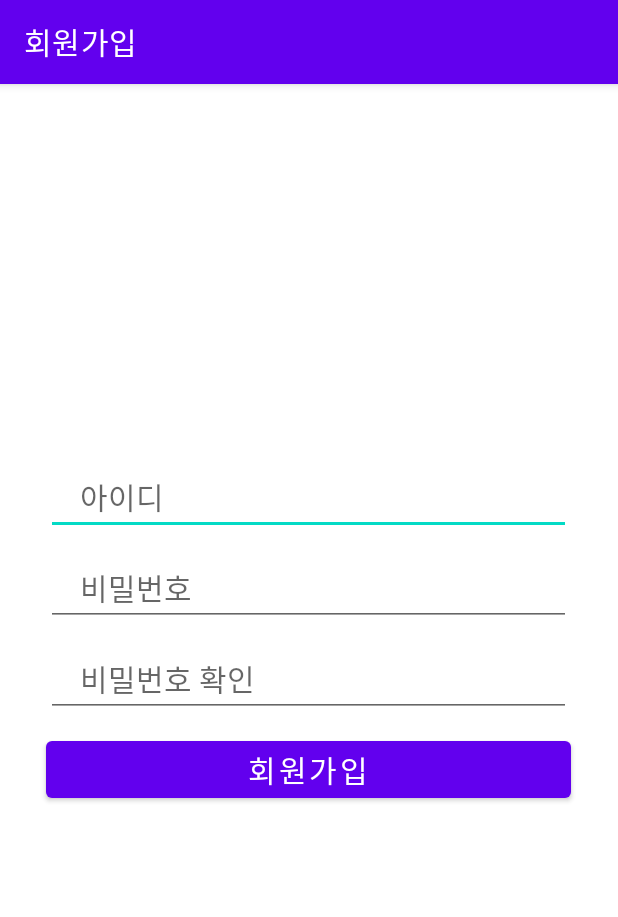
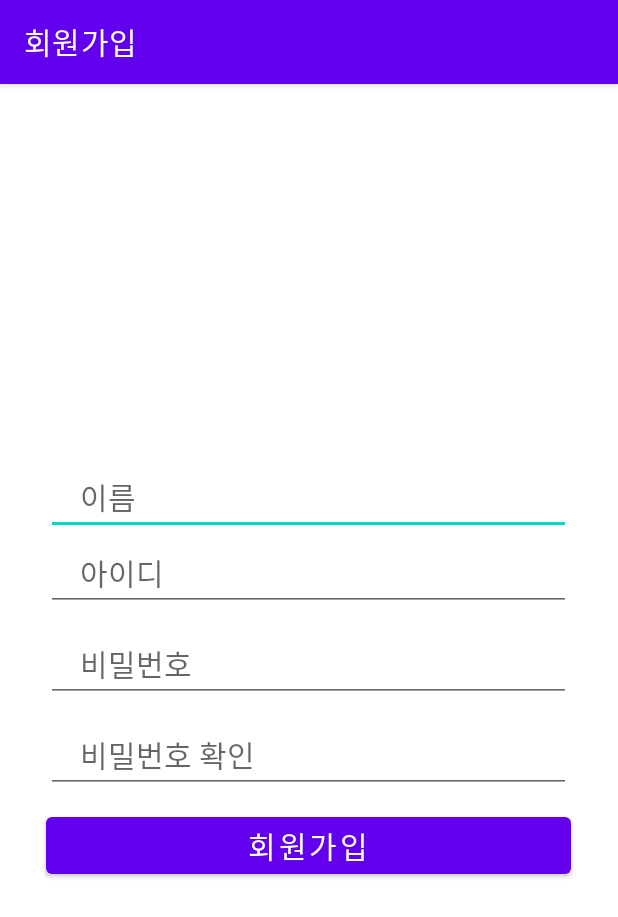
Before and after one commit to osmin625/secretstock, an Android app: the Regist screen opened directly, with no data from a screen before it, after a tap on "회원가입", on a phone screen of 412 x 824 dp. Shown: the top 917 px of the screen. Run offline under Robolectric (Android 15) with nearby library versions, the light colour scheme and no system bars.

Commit message:
Regist update

```diff
--- a/app/src/main/AndroidManifest.xml
+++ b/app/src/main/AndroidManifest.xml
@@ -9,7 +9,7 @@
         android:roundIcon="@mipmap/ic_launcher_round"
         android:supportsRtl="true"
         android:theme="@style/Theme.TeamProject">
-        <activity android:name=".Loding">
+        <activity android:name=".Loading">
             <intent-filter>
                 <action android:name="android.intent.action.MAIN" />
                 <category android:name="android.intent.category.LAUNCHER" />
--- a/app/src/main/java/com/example/teamproject/Regist.kt
+++ b/app/src/main/java/com/example/teamproject/Regist.kt
@@ -18,16 +18,20 @@ class Regist : AppCompatActivity(){
         var isPWSame = false
 
         var btn_reg = findViewById<Button>(R.id.btn_reg)
+        var regName = findViewById<EditText>(R.id.regName)
         var regId = findViewById<EditText>(R.id.regId)
         var regPass = findViewById<EditText>(R.id.regPass)
         var regPassCheck = findViewById<EditText>(R.id.regPassCheck)
 
+
         btn_reg.setOnClickListener {
+            val name = regName.text.toString()
             val id = regId.text.toString()
             val pw = regPass.text.toString()
             val pw_ck = regPassCheck.text.toString()
 
-            if(id.isEmpty() || pw.isEmpty() || pw_ck.isEmpty()){
+
+            if(id.isEmpty() || pw.isEmpty() || pw_ck.isEmpty() || name.isEmpty()){
                 isExistBlank = true
             }
             else{
@@ -44,6 +48,7 @@ class Regist : AppCompatActivity(){
                 val editor = sharedPreference.edit()
                 editor.putString("id",id)
                 editor.putString("pw",pw)
+                editor.putString("name", name)
                 editor.apply()
 
                 val intent = Intent(this, MainActivity::class.java)
--- a/app/src/main/res/layout/activity_register.xml
+++ b/app/src/main/res/layout/activity_register.xml
@@ -5,10 +5,19 @@
     android:layout_height="match_parent">
 
     <EditText
+        android:id="@+id/regName"
+        android:layout_width="350dp"
+        android:layout_height="wrap_content"
+        android:layout_marginTop="250dp"
+        android:layout_gravity="center"
+        android:hint="    이름"
+        android:textSize="20dp"
+        />
+
+    <EditText
         android:id="@+id/regId"
         android:layout_width="350dp"
         android:layout_height="wrap_content"
-        android:layout_marginTop="250dp"
         android:layout_gravity="center"
         android:hint="    아이디"
         android:textSize="20dp"
```
